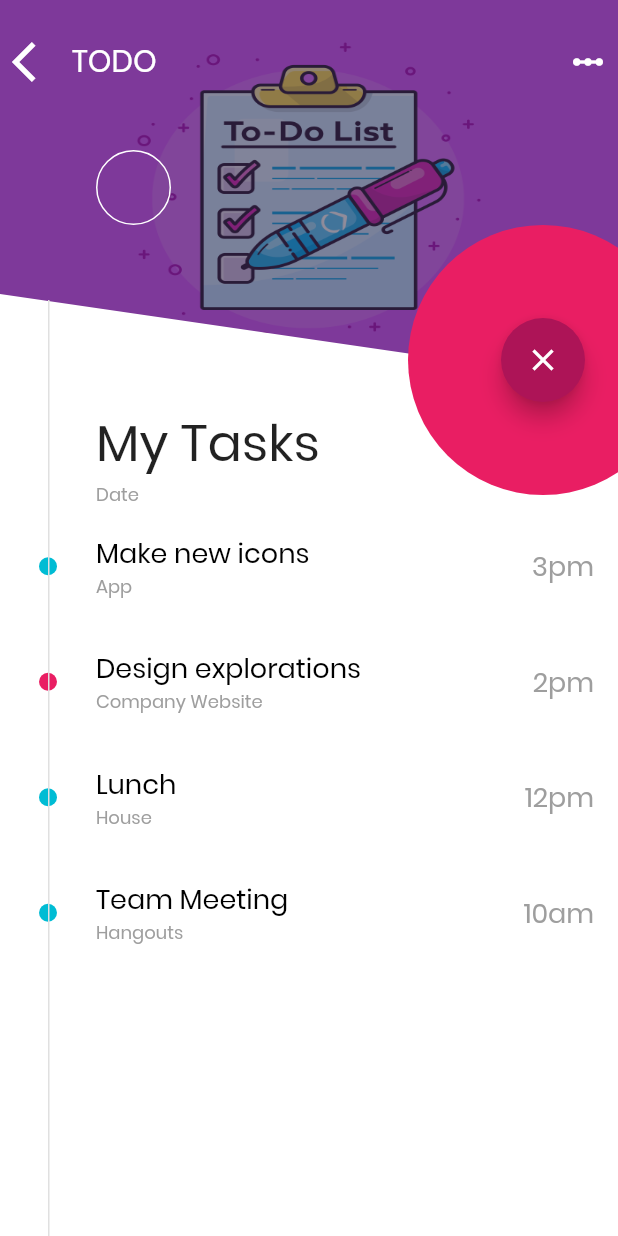
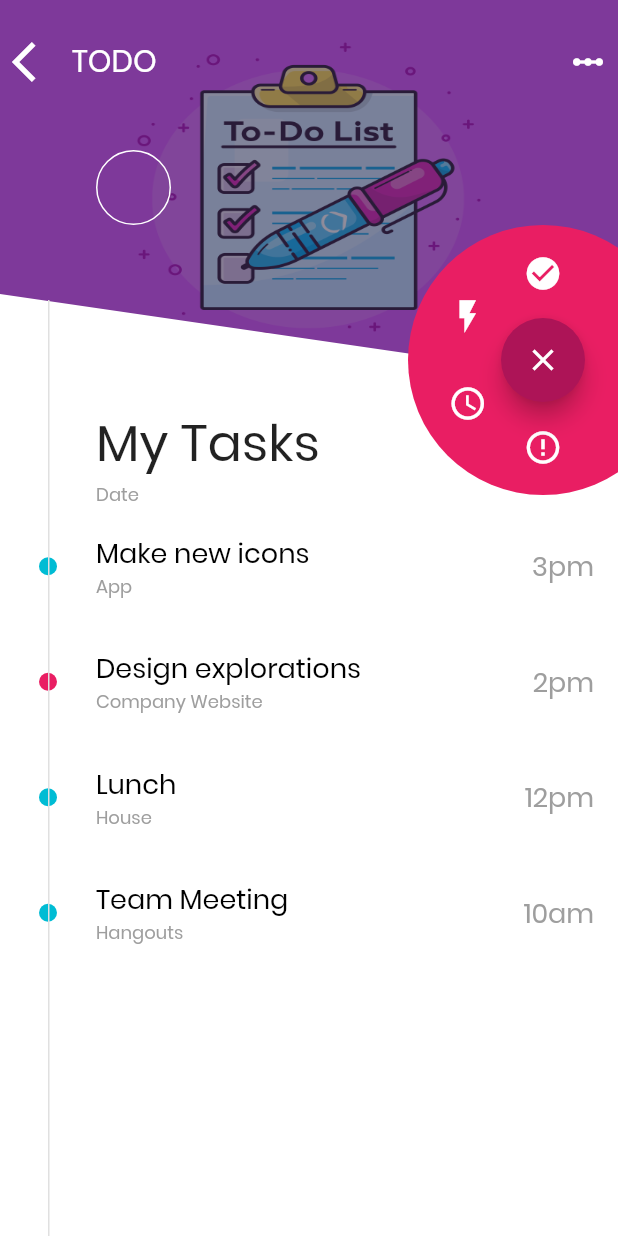
Before and after one commit to ritik-rathi/housewife, a Flutter app: the screen it shows after launch, after a tap on the "filter list" icon, on a phone screen of 412 x 824 dp. Run offline on Flutter 3.47's test engine with Material 2 defaults, Android fonts, the light colour scheme and no system bars; our stand-ins replace firebase_auth, flutter_calendar_carousel, gradient_widgets; missing offline and left inert: gradient_text; accounts and stored records are empty.

Commit message:
Todo complete more or less

```diff
--- a/lib/todo_list/fab.dart
+++ b/lib/todo_list/fab.dart
@@ -1,4 +1,5 @@
 import 'package:flutter/material.dart';
+import 'dart:math' as math;
 
 class Fab extends StatefulWidget {
   final VoidCallback onClick;
@@ -42,12 +43,17 @@ class _FabState extends State<Fab> with SingleTickerProviderStateMixin {
               alignment: Alignment.center,
               children: <Widget>[
                 _buildExpandedBackground(),
+                _hiddenIcons(Icons.check_circle, 0.0),
+                _hiddenIcons(Icons.flash_on, -math.pi / 3),
+                _hiddenIcons(Icons.access_time, -2 * math.pi / 3),
+                _hiddenIcons(Icons.error_outline, math.pi),
                 FloatingActionButton(
                   onPressed: _control,
                   backgroundColor: _colorAnimation.value,
                   child: Transform(
                       alignment: Alignment.center,
-                      transform: new Matrix4.identity()..scale(1.0, scaleFactor),
+                      transform: new Matrix4.identity()
+                        ..scale(1.0, scaleFactor),
                       child: _controller.value > 0.5
                           ? Icon(Icons.close)
                           : Icon(Icons.filter_list)),
@@ -55,6 +61,29 @@ class _FabState extends State<Fab> with SingleTickerProviderStateMixin {
               ],
             );
           }),
+    );
+  }
+
+  Widget _hiddenIcons(IconData icon, double angle) {
+    return Transform.rotate(
+      angle: angle,
+      child: new Align(
+        alignment: Alignment.topCenter,
+        child: Padding(
+            padding: EdgeInsets.only(top: 8.0),
+            child: _controller.value > 0.8
+                ? Transform.rotate(
+                    angle: -angle,
+                    child: IconButton(
+                      onPressed: (){},
+                      icon: Icon(icon),
+                      color: Colors.white,
+                      iconSize: 26.0,
+                    ),
+                    alignment: Alignment.center,
+                  )
+                : Container()),
+      ),
     );
   }
 
@@ -78,12 +107,12 @@ class _FabState extends State<Fab> with SingleTickerProviderStateMixin {
     }
   }
 
-  Widget _buildExpandedBackground(){
-  double size = 20.0 + (180.0 - 20.0) * _controller.value;
+  Widget _buildExpandedBackground() {
+    double size = 20.0 + (180.0 - 20.0) * _controller.value;
     return new Container(
       height: size,
       width: size,
       decoration: new BoxDecoration(shape: BoxShape.circle, color: Colors.pink),
     );
+  }
 }
-}
```
